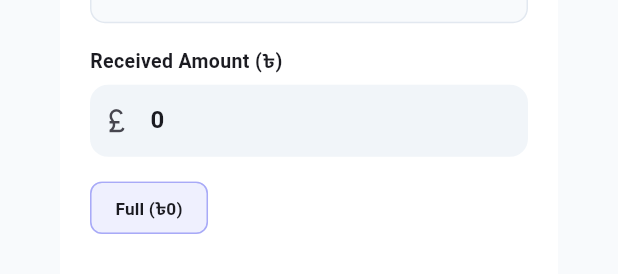
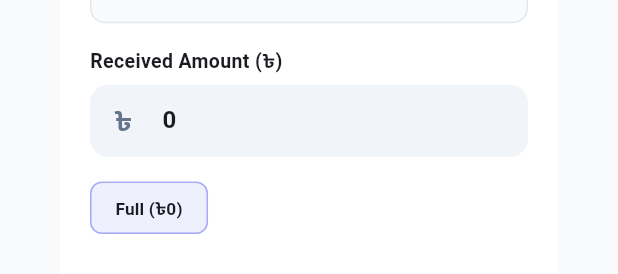
Before and after one commit to MaxJakaria/gear_track, a Flutter app: the CollectDueDialog widget shown alone on an empty page, opened directly with empty values, on a phone screen of 412 x 824 dp. Shown: the part 561-835 px from the top of the screen. Run offline on Flutter 3.47's test engine with Material 3 defaults, Android fonts, the light colour scheme and no system bars; our stand-ins replace cloud_firestore, equatable, firebase_auth, firebase_core, fl_chart, flutter_bloc and 6 more; missing offline and left inert: mobile_scanner; accounts and stored records are empty.

Commit message:
fix(due): replace pound icon with Taka symbol in collect due dialog

```diff
--- a/lib/feature/due_management/presentation/widgets/collect_due_dialog.dart
+++ b/lib/feature/due_management/presentation/widgets/collect_due_dialog.dart
@@ -244,7 +244,22 @@ class _CollectDueDialogState extends State<CollectDueDialog> {
                         fontWeight: FontWeight.bold,
                       ),
                       decoration: InputDecoration(
-                        prefixIcon: const Icon(Icons.currency_pound, size: 20),
+                        prefixIcon: SizedBox(
+                          width: 44,
+                          height: 44,
+                          child: Center(
+                            child: Text(
+                              '৳',
+                              style: TextStyle(
+                                fontSize: 18,
+                                fontWeight: FontWeight.bold,
+                                color: isDark
+                                    ? const Color(0xFF94A3B8)
+                                    : const Color(0xFF64748B),
+                              ),
+                            ),
+                          ),
+                        ),
                         hintText: 'Enter amount received',
                         contentPadding: const EdgeInsets.symmetric(
                           horizontal: 14,
```
